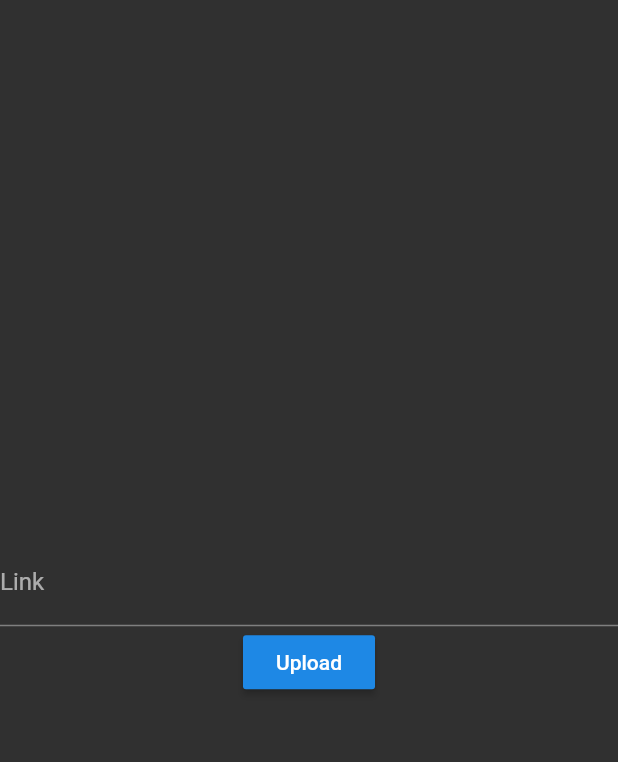
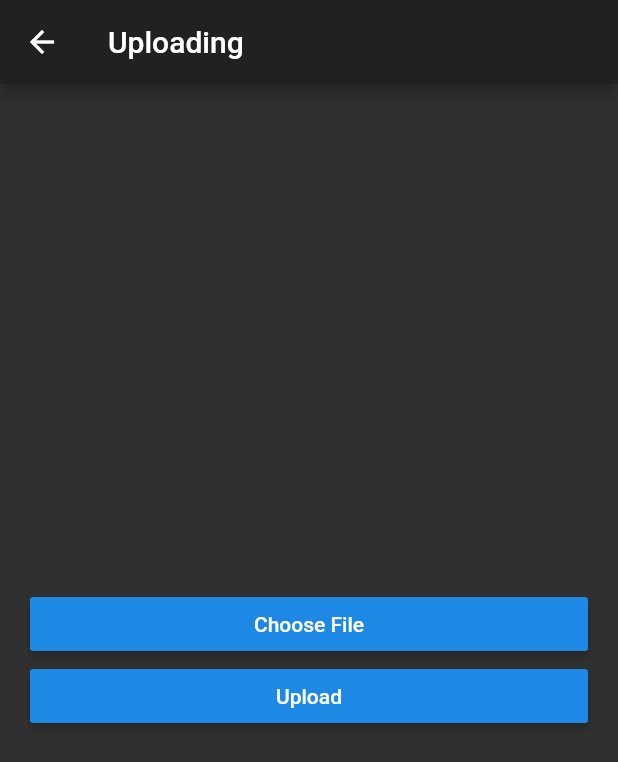
Before and after one commit to BakaOtaku/Offsubmit, a Flutter app: the UploadHandler screen opened directly, after a tap on "Upload", on a phone screen of 412 x 824 dp. Shown: the top 762 px of the screen. Run offline on Flutter 3.47's test engine with Material 2 defaults, Android fonts, the phone set to English and light mode, and no system bars; our stand-ins replace dio, file_picker, fluttertoast, permission_handler, tuple; missing offline and left inert: clipboard_manager, downloads_path_provider, encrypt, flutter_downloader; network calls fail.

Commit message:
WIP upload

```diff
--- a/app/lib/studentWallet.dart
+++ b/app/lib/studentWallet.dart
@@ -9,6 +9,9 @@ class StudentWallet {
     credentialAddress = address;
   }
 
+  String get getPrivateKey => privateKey;
+  String get getCredAddress => credentialAddress;
+
   static Future<StudentWallet> newStudent() async {
     http.Response value =
         await http.get('https://tokensprtify.herokuapp.com/newStudentWallet');
--- a/app/lib/uploadHandler.dart
+++ b/app/lib/uploadHandler.dart
@@ -1,25 +1,65 @@
+import 'dart:io';
+
+import 'package:dio/dio.dart';
+import 'package:file_picker/file_picker.dart';
 import 'package:flutter/material.dart';
+import 'package:http/http.dart' as http;
 
-class UploadHandler extends StatelessWidget {
-  final TextEditingController _uploadLink = TextEditingController();
+class UploadHandler extends StatefulWidget {
+  @override
+  _UploadHandlerState createState() => _UploadHandlerState();
+}
+
+class _UploadHandlerState extends State<UploadHandler> {
+  File file;
 
   @override
   Widget build(BuildContext context) {
     return Scaffold(
-      body: Column(
+      appBar: AppBar(
+        title: Text("Uploading"),
+      ),
+      body: Padding(
+        padding: const EdgeInsets.all(20),
+        child: Column(
+          crossAxisAlignment: CrossAxisAlignment.stretch,
           mainAxisAlignment: MainAxisAlignment.center,
           children: [
-          TextFormField(
-            controller: _uploadLink,
-            decoration: InputDecoration(
-              labelText: "Link",
-            ),
+            RaisedButton(
+              child: Text("Choose File"),
+              onPressed: () async {
+                file = await FilePicker.getFile(type: FileType.any);
+                print("File path: ${file.absolute}");
+              },
             ),
             RaisedButton(
-            onPressed: () {},
               child: Text("Upload"),
+              onPressed: () async {
+                var uri =
+                    Uri.parse('https://tokensprtify.herokuapp.com/ipfsStore');
+                var request = http.MultipartRequest('POST', uri)
+                  ..fields['user'] = 'private key'
+                  ..files.add(
+                    await http.MultipartFile.fromPath(
+                      'package',
+                      file.path,
+                      // contentType: MediaType('application', 'x-tar'),
+                    ),
+                  );
+                var response = await request.send();
+                if (response.statusCode == 200) print('Uploaded!');
+
+                // http.Response response = await http.post(
+                //   'https://tokensprtify.herokuapp.com/ipfsStore',
+                //   body: {
+                //     'file': file.readAsBytesSync().toString(),
+                //   },
+                // );
+                // print("Upload Response: ${response.body}");
+              },
             ),
           ],
+        ),
       ),
     );
   }
--- a/app/pubspec.yaml
+++ b/app/pubspec.yaml
@@ -35,7 +35,7 @@ dependencies:
   shared_preferences: ^0.5.10
   clipboard_manager: ^0.0.4
   fluttertoast: ^7.0.4
-
+  dio: ^3.0.10
 
   # The following adds the Cupertino Icons font to your application.
   # Use with the CupertinoIcons class for iOS style icons.
```
Also changed, not shown: app/lib/homepage.dart (+64 -7 lines), app/lib/submissionHandler.dart (+9 -2 lines), app/pubspec.lock. Lines whose indentation alone changed are shown as unchanged.
